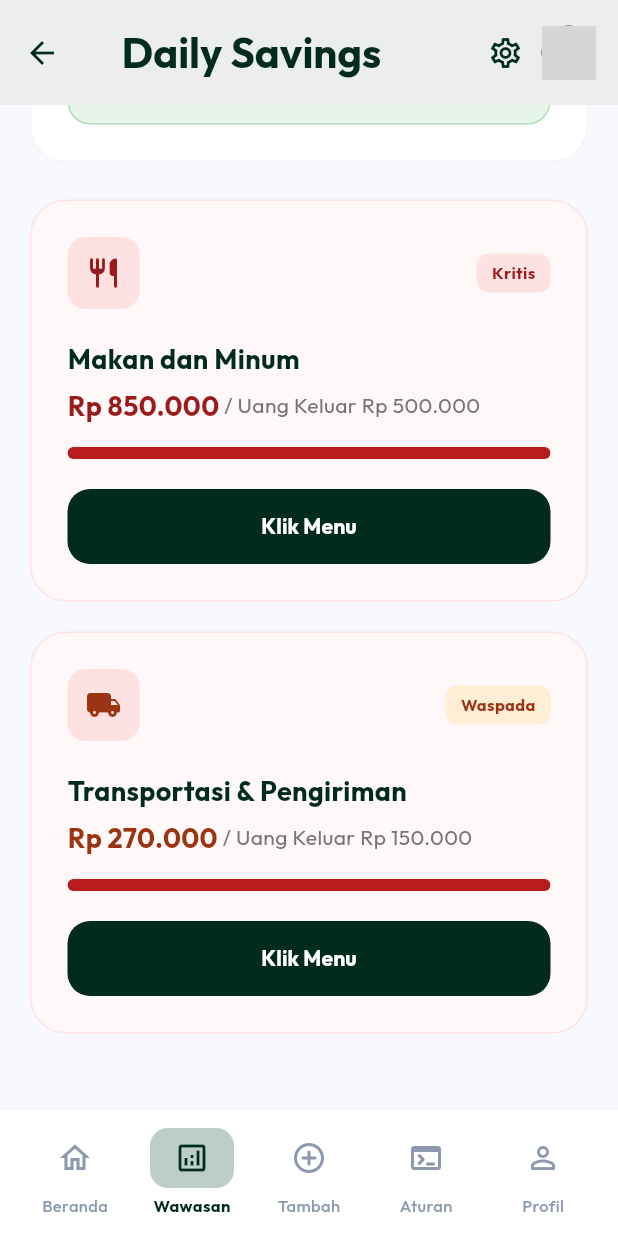
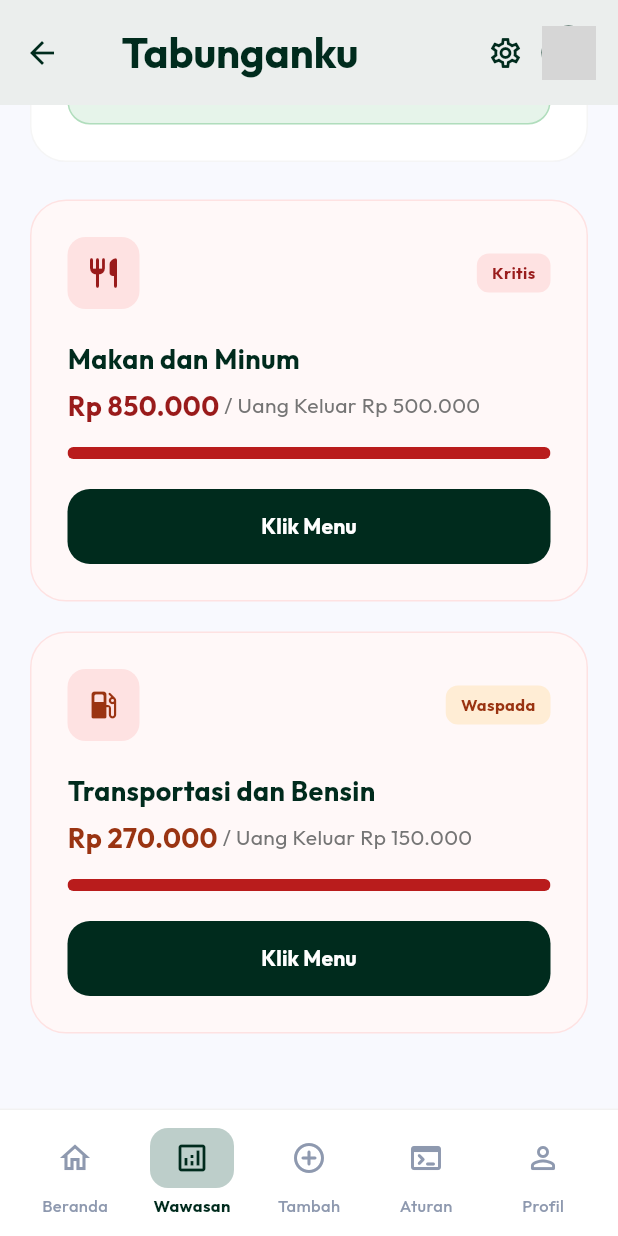
Before and after one commit to alufazzayanarini-12/uas_projek_mobile, a Flutter app: the FinancialAuditorScreen screen opened directly, scrolled down 276 dp, on a phone screen of 412 x 824 dp. Run offline on Flutter 3.47's test engine with Material 3 defaults, Android fonts, the light colour scheme and no system bars; our stand-ins replace fl_chart, google_fonts, image_picker, shared_preferences, sqflite, sqflite_common_ffi and 1 more; accounts and stored records are empty; network calls fail; grey boxes are pictures that could not be loaded.

Commit message:
melakukan perubahan

```diff
--- a/lib/main.dart
+++ b/lib/main.dart
@@ -39,7 +39,7 @@ class MyApp extends StatelessWidget {
     return Consumer<SettingsProvider>(
       builder: (context, settings, _) {
         return MaterialApp(
-          title: 'Daily Savings',
+          title: 'Tabunganku',
           theme: AppTheme.lightTheme,
           darkTheme: AppTheme.darkTheme,
           themeMode: settings.isDarkMode ? ThemeMode.dark : ThemeMode.light,
--- a/lib/providers/settings_provider.dart
+++ b/lib/providers/settings_provider.dart
@@ -11,7 +11,7 @@ class SettingsProvider with ChangeNotifier {
   String? _profileImagePath;
   double _dailyPocketMoney = 50000.0; // Uang saku harian default
   double _foodLimit = 500000.0; // Limit Makan dan Minum
-  double _transportLimit = 150000.0; // Limit Transportasi & Pengiriman
+  double _transportLimit = 150000.0; // Limit Transportasi dan Bensin
 
   bool get isBalanceHidden => _isBalanceHidden;
   bool get isAppLockEnabled => _isAppLockEnabled;
--- a/lib/screens/charts_screen.dart
+++ b/lib/screens/charts_screen.dart
@@ -46,7 +46,7 @@ class _ChartsScreenState extends State<ChartsScreen> {
             title: Row(
               children: [
                 Text(
-                  'Daily Savings',
+                  'Tabunganku',
                   style: GoogleFonts.outfit(
                     color: isDark ? Colors.white : const Color(0xFF002B1D),
                     fontWeight: FontWeight.bold,
--- a/lib/screens/coffee_snack_detail_screen.dart
+++ b/lib/screens/coffee_snack_detail_screen.dart
@@ -20,7 +20,7 @@ class CoffeeSnackDetailScreen extends StatelessWidget {
           onPressed: () => Navigator.pop(context),
         ),
         title: Text(
-          'Daily Savings',
+          'Tabunganku',
           style: GoogleFonts.outfit(color: const Color(0xFF002B1D), fontWeight: FontWeight.bold),
         ),
         actions: [
--- a/lib/screens/financial_auditor_screen.dart
+++ b/lib/screens/financial_auditor_screen.dart
@@ -28,7 +28,7 @@ class FinancialAuditorScreen extends StatelessWidget {
             title: Row(
               children: [
                 Text(
-                  'Daily Savings',
+                  'Tabunganku',
                   style: GoogleFonts.outfit(
                     color: isDark ? Colors.white : const Color(0xFF002B1D),
                     fontWeight: FontWeight.bold,
@@ -83,8 +83,8 @@ class FinancialAuditorScreen extends StatelessWidget {
                 const SizedBox(height: 20),
                 _buildAuditItemCard(
                   context: context,
-                  icon: Icons.local_shipping_rounded,
-                  title: 'Transportasi & Pengiriman',
+                  icon: Icons.local_gas_station_rounded,
+                  title: 'Transportasi dan Bensin',
                   amount: 'Rp 270.000',
                   limit: NumberFormat.currency(locale: 'id_ID', symbol: 'Rp ', decimalDigits: 0).format(settings.transportLimit),
                   badge: 270000 > settings.transportLimit ? 'Waspada' : 'Aman',
--- a/lib/screens/fix_logic_screen.dart
+++ b/lib/screens/fix_logic_screen.dart
@@ -222,7 +222,7 @@ class _FixLogicScreenState extends State<FixLogicScreen> {
         double finalLimit = double.tryParse(_limitController.text) ?? _newLimit;
         if (widget.category == 'Makan dan Minum') {
           settings.setFoodLimit(finalLimit);
-        } else if (widget.category == 'Transportasi & Pengiriman') {
+        } else if (widget.category == 'Transportasi dan Bensin') {
           settings.setTransportLimit(finalLimit);
         }
         _showSuccessDialog(context);
--- a/lib/screens/goals_screen.dart
+++ b/lib/screens/goals_screen.dart
@@ -32,7 +32,7 @@ class _GoalsScreenState extends State<GoalsScreen> {
             title: Row(
               children: [
                 Text(
-                  'Daily Savings',
+                  'Tabunganku',
                   style: GoogleFonts.outfit(
                     color: isDark ? Colors.white : const Color(0xFF002B1D),
                     fontWeight: FontWeight.bold,
--- a/lib/screens/home_screen.dart
+++ b/lib/screens/home_screen.dart
@@ -39,7 +39,7 @@ class _HomeScreenState extends State<HomeScreen> {
                 Icon(Icons.analytics_outlined, color: isDark ? Colors.white : const Color(0xFF002B1D), size: 28),
                 const SizedBox(width: 12),
                 Text(
-                  'Daily Savings',
+                  'Tabunganku',
                   style: GoogleFonts.outfit(
                     color: isDark ? Colors.white : const Color(0xFF002B1D),
                     fontWeight: FontWeight.bold,
--- a/lib/screens/profile_screen.dart
+++ b/lib/screens/profile_screen.dart
@@ -44,7 +44,7 @@ class _ProfileScreenState extends State<ProfileScreen> {
                 Icon(Icons.analytics_outlined, color: isDark ? Colors.white : const Color(0xFF002B1D), size: 28),
                 const SizedBox(width: 12),
                 Text(
-                  'Daily Savings',
+                  'Tabunganku',
                   style: GoogleFonts.outfit(
                     color: isDark ? Colors.white : const Color(0xFF002B1D),
                     fontWeight: FontWeight.bold,
@@ -254,7 +254,7 @@ class _ProfileScreenState extends State<ProfileScreen> {
           const SizedBox(height: 10),
           _buildSupportCard(Icons.security_outlined, 'Kebijakan Privasi', isDark),
           const SizedBox(height: 10),
-          _buildSupportCard(Icons.info_outline, 'Tentang Daily Savings', isDark),
+          _buildSupportCard(Icons.info_outline, 'Tentang Tabunganku', isDark),
         ],
       ),
     );
--- a/lib/screens/warung_detail_screen.dart
+++ b/lib/screens/warung_detail_screen.dart
@@ -20,7 +20,7 @@ class WarungDetailScreen extends StatelessWidget {
           onPressed: () => Navigator.pop(context),
         ),
         title: Text(
-          'Daily Savings',
+          'Tabunganku',
           style: GoogleFonts.outfit(color: const Color(0xFF002B1D), fontWeight: FontWeight.bold),
         ),
         actions: [
```
